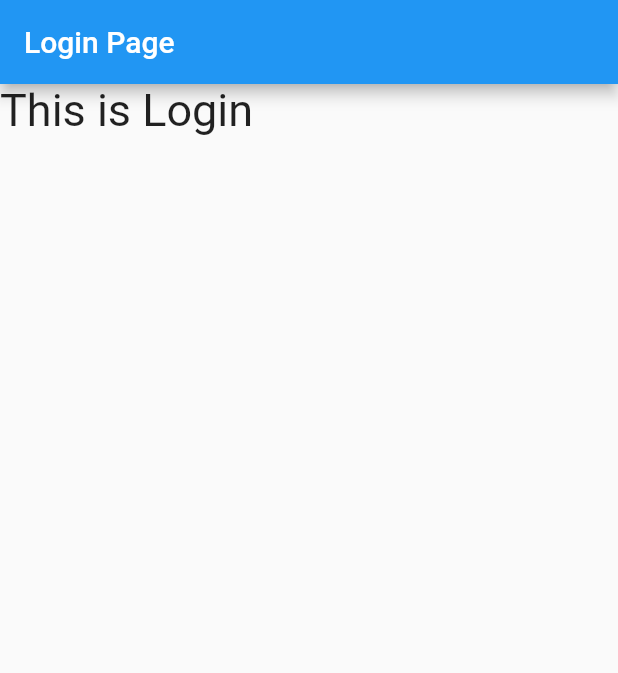
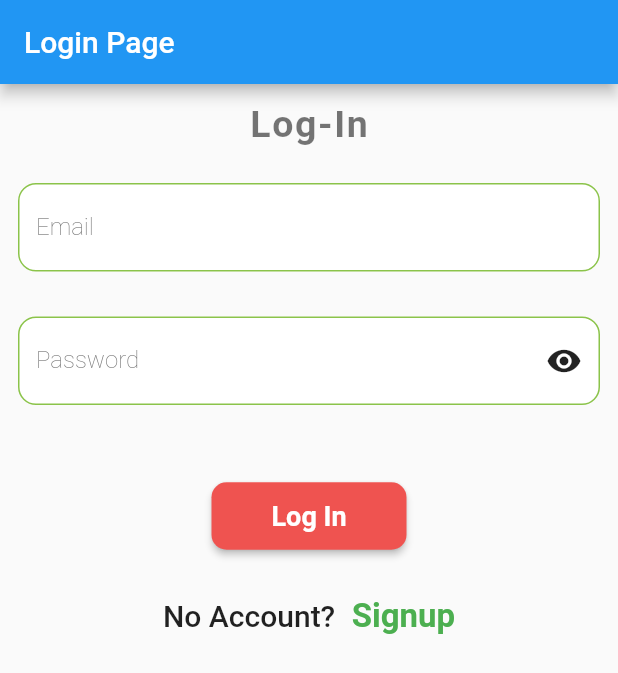
Before and after one commit to Yazoo555/flutter_sharedp, a Flutter app: the login screen opened directly, on a phone screen of 412 x 824 dp. Shown: the top 673 px of the screen. Run offline on Flutter 3.47's test engine with Material 2 defaults, Android fonts, the phone set to English and light mode, and no system bars; our stand-ins replace shared_preferences; accounts and stored records are empty.

Commit message:
Second Commit -->222

```diff
--- a/lib/login.dart
+++ b/lib/login.dart
@@ -1,4 +1,5 @@
 import 'package:flutter/material.dart';
+import 'package:logshare/signin.dart';
 
 class login extends StatefulWidget {
   const login({super.key});
@@ -8,21 +9,151 @@ class login extends StatefulWidget {
 }
 
 class _loginState extends State<login> {
+  final formkey = GlobalKey<FormState>();
+  bool visible = false;
   @override
   Widget build(BuildContext context) {
     return Scaffold(
       appBar: AppBar(
         title: Text("Login Page"),
       ),
-      body: Column(
-        children: [
-          Text(
-            "This is Login ",
-            style: TextStyle(
-              fontSize: 30,
+      body: Padding(
+        padding: const EdgeInsets.all(12.0),
+        child: Column(
+          children: [
+            Text(
+              "Log-In",
+              style: TextStyle(
+                  fontSize: 25,
+                  letterSpacing: 1.1,
+                  fontWeight: FontWeight.w600,
+                  color: Colors.black54),
             ),
-          )
-        ],
+            SizedBox(
+              height: 25,
+            ),
+            Column(
+              children: [
+                TextFormField(
+                  decoration: InputDecoration(
+                    hintText: "Enter Email",
+                    labelText: "Email",
+                    labelStyle: TextStyle(
+                        color: Colors.grey.shade600,
+                        fontWeight: FontWeight.w200),
+                    enabledBorder: OutlineInputBorder(
+                      borderSide: BorderSide(color: Colors.lightGreen.shade500),
+                      borderRadius: BorderRadius.circular(12),
+                    ),
+                    focusedBorder: OutlineInputBorder(
+                      borderSide: BorderSide(color: Colors.black54),
+                    ),
+                    fillColor: Colors.white,
+                    filled: true,
+                  ),
+                ),
+                SizedBox(
+                  height: 30,
+                ),
+                TextFormField(
+                  obscureText: visible,
+                  obscuringCharacter: "*",
+                  decoration: InputDecoration(
+                    suffixIcon: GestureDetector(
+                      onTap: () {
+                        setState(() {
+                          visible = !visible;
+                        });
+                      },
+                      child: Icon(
+                        visible ? Icons.visibility_off : Icons.visibility,
+                        color: Colors.black87,
+                      ),
+                    ),
+                    hintText: "Enter Password",
+                    labelText: "Password",
+                    labelStyle: TextStyle(
+                        color: Colors.grey.shade600,
+                        fontWeight: FontWeight.w200),
+                    enabledBorder: OutlineInputBorder(
+                      borderSide: BorderSide(color: Colors.lightGreen.shade500),
+                      borderRadius: BorderRadius.circular(12),
+                    ),
+                    focusedBorder: OutlineInputBorder(
+                      borderSide: BorderSide(color: Colors.black54),
+                    ),
+                    fillColor: Colors.white,
+                    filled: true,
+                  ),
+                ),
+                SizedBox(
+                  height: 50,
+                ),
+                ElevatedButton(
+                  style: ElevatedButton.styleFrom(
+                    elevation: 2,
+                    backgroundColor: Colors.red.shade400,
+                    fixedSize: Size(130, 45),
+                    shape: RoundedRectangleBorder(
+                      borderRadius: BorderRadius.circular(10),
+                    ),
+                  ),
+                  onPressed: () {
+/*
+                    if (formkey.currentState!.validate()) {
+                      print("Log IN");
+                    }
+*/
+                  },
+                  child: Text(
+                    "Log In",
+                    style: TextStyle(fontSize: 18, fontWeight: FontWeight.bold),
+                  ),
+                ),
+                SizedBox(
+                  height: 30,
+                ),
+                Row(
+                  mainAxisAlignment: MainAxisAlignment.center,
+                  children: [
+                    GestureDetector(
+                      onTap: () {
+                        // Add your navigation or action when the "Signup" text is clicked.
+                        // For example, you can navigate to the signup screen.
+                        Navigator.push(
+                          context,
+                          MaterialPageRoute(
+                            builder: (context) => signin(),
+                          ),
+                        );
+                      },
+                      child: Text.rich(
+                        TextSpan(
+                          text: "No Account?",
+                          style: TextStyle(
+                            fontWeight: FontWeight.w500,
+                            fontSize: 20,
+                          ),
+                          children: [
+                            TextSpan(
+                              text: "\t Signup",
+                              style: TextStyle(
+                                fontWeight: FontWeight.w700,
+                                fontSize: 22,
+                                color: Colors.green
+                                    .shade500, // You can change the color to your preference
+                              ),
+                            ),
+                          ],
+                        ),
+                      ),
+                    )
+                  ],
+                )
+              ],
+            ),
+          ],
+        ),
       ),
     );
   }
--- a/lib/main.dart
+++ b/lib/main.dart
@@ -1,4 +1,5 @@
 import 'package:flutter/material.dart';
+import 'package:logshare/login.dart';
 import 'package:logshare/signin.dart';
 
 void main() {
@@ -13,7 +14,7 @@ class myapp extends StatelessWidget {
     return MaterialApp(
       debugShowCheckedModeBanner: false,
       title: "Login-UI",
-      home: signin(),
+      home: login(),
     );
   }
 }
--- a/lib/signin.dart
+++ b/lib/signin.dart
@@ -19,6 +19,7 @@ class signin extends StatefulWidget {
 class _signinState extends State<signin> {
   final fkey = GlobalKey<FormState>();
   List<Usermodel> signinlist = [];
+  Map<String, dynamic> loginEmptyList = {};
 
   //  List<Usermodel> dataList = [];
 
@@ -26,8 +27,6 @@ class _signinState extends State<signin> {
   TextEditingController mobileControl = TextEditingController();
   TextEditingController emailControl = TextEditingController();
   TextEditingController passwordControl = TextEditingController();
-
-  Map<String, dynamic> loginEmptyList = {};
 
   @override
   Widget build(BuildContext context) {
@@ -46,7 +45,7 @@ class _signinState extends State<signin> {
             child: Column(
               children: [
                 Text(
-                  "Welcome To Sign-In Page",
+                  "Sign-In",
                   style: TextStyle(
                       fontSize: 25,
                       letterSpacing: 1.1,
@@ -143,9 +142,17 @@ class _signinState extends State<signin> {
     String jsonData = json.encode(jsonDataList);
     sharedPreferences.setString('dataList', jsonData);
 
-    // ignore: use_build_context_synchronously
-    Navigator.pushReplacement(
-        context, MaterialPageRoute(builder: (context) => const login()));
+    Future.microtask(() {
+      Navigator.of(context).pushReplacement(
+        MaterialPageRoute(
+          builder: (context) => const login(),
+        ),
+      );
+
+      Future.delayed(Duration(milliseconds: 180), () {
+        _showSuccessDialog();
+      });
+    });
   }
 
   void _showSuccessDialog() {
```
